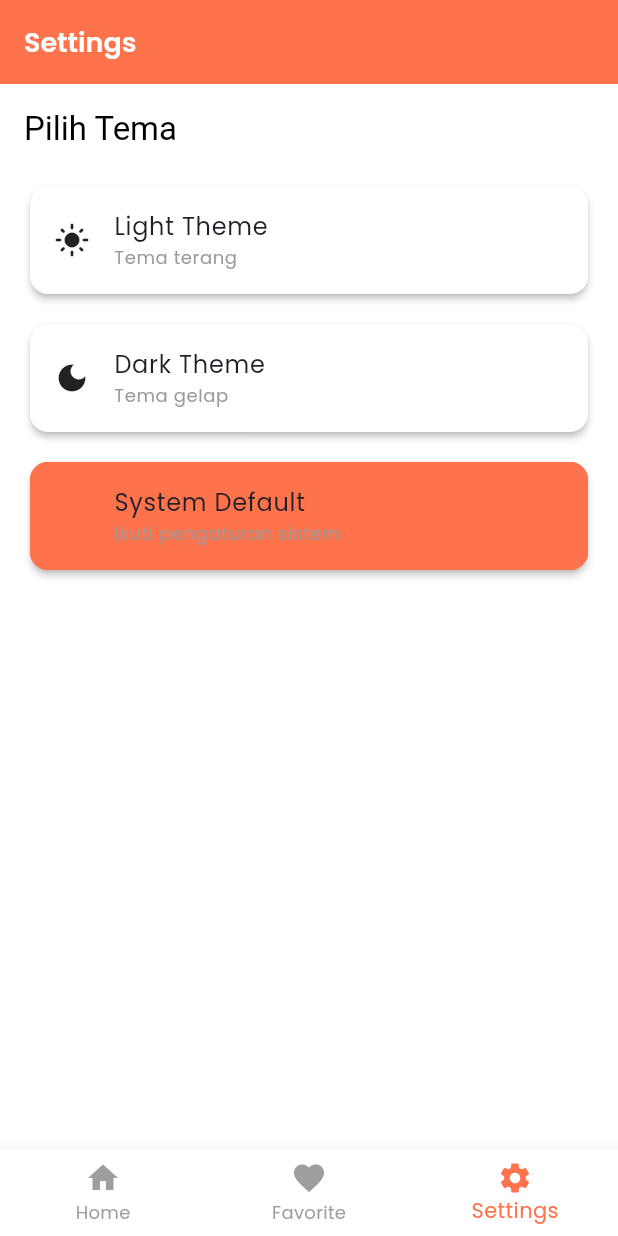
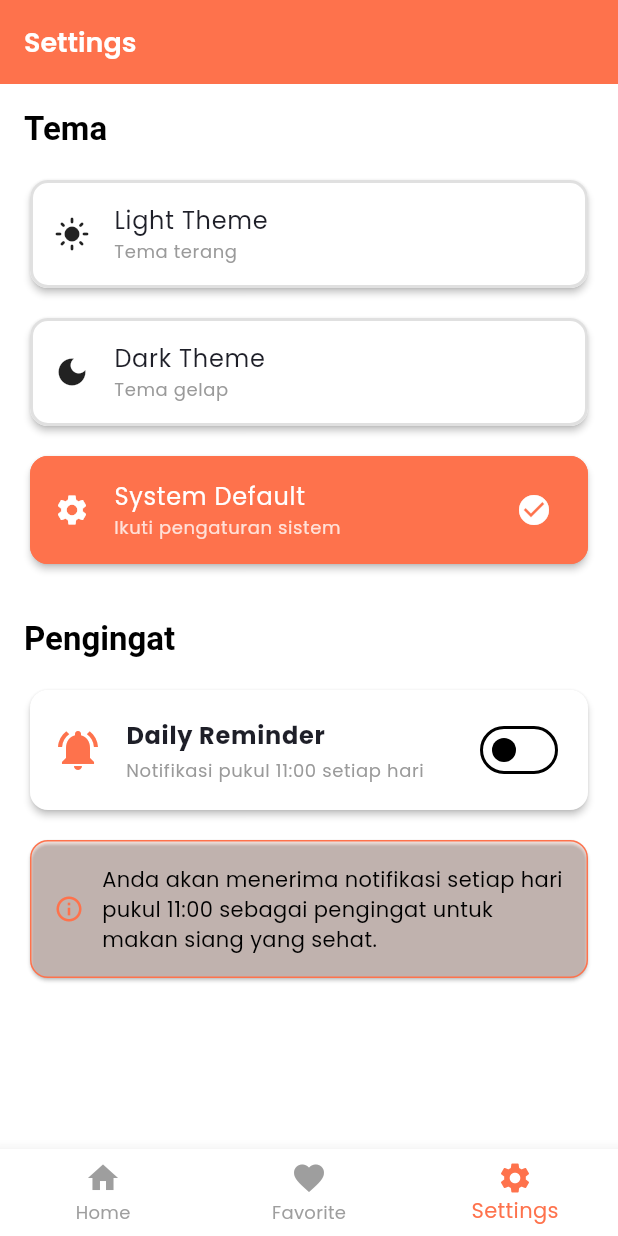
Before and after one commit to MuhammadSadiqin/RestoRadar, a Flutter app: the screen it shows after launch, item 3 of the bottom bar chosen, on a phone screen of 412 x 824 dp. Run offline on Flutter 3.47's test engine with Material 3 defaults, Android fonts, the phone set to English and light mode, and no system bars; our stand-ins replace flutter_local_notifications, flutter_timezone, google_fonts, shared_preferences, sqflite, timezone; missing offline and left inert: workmanager; accounts and stored records are empty; network calls fail.

Commit message:
add reminder fitur with notication and workmanager

```diff
--- a/lib/main.dart
+++ b/lib/main.dart
@@ -1,3 +1,5 @@
+import 'dart:ui';
+
 import 'package:flutter/material.dart';
 import 'package:provider/provider.dart';
 import 'package:resto_radar/data/api/api_services.dart';
@@ -6,15 +8,23 @@ import 'package:resto_radar/data/provider/detail/restaurant_detail_provider.dart
 import 'package:resto_radar/data/provider/favorite/local_database_provider.dart';
 import 'package:resto_radar/data/provider/home/restaurant_list_provider.dart';
 import 'package:resto_radar/data/provider/main/bottom_nav_provider.dart';
+import 'package:resto_radar/data/provider/reminder/reminder_provider.dart';
 import 'package:resto_radar/data/provider/restaurant_search_provider.dart';
 import 'package:resto_radar/data/provider/theme/theme_provider.dart';
 import 'package:resto_radar/screen/detail/detail_screen.dart';
 import 'package:resto_radar/screen/home/search_screen.dart';
 import 'package:resto_radar/screen/main/main_screen.dart';
 import 'package:resto_radar/static/navigation_route.dart';
+import 'package:resto_radar/utils/background_task.dart';
+import 'package:resto_radar/utils/local_time_config.dart';
 import 'package:resto_radar/utils/theme.dart';
+import 'package:workmanager/workmanager.dart';
 
-void main() {
+void main() async {
+  WidgetsFlutterBinding.ensureInitialized();
+  DartPluginRegistrant.ensureInitialized();
+  await configureLocalTimeZone();
+  await Workmanager().initialize(callbackDispatcher);
   runApp(const RestoRadarApp());
 }
 
@@ -25,15 +35,19 @@ class RestoRadarApp extends StatelessWidget {
   Widget build(BuildContext context) {
     return MultiProvider(
       providers: [
+        Provider<ApiService>(create: (_) => ApiService()),
+        ChangeNotifierProvider<ReminderProvider>(
+          create: (context) => ReminderProvider(context.read<ApiService>()),
+        ),
         ChangeNotifierProvider<ThemeProvider>(create: (_) => ThemeProvider()),
-        Provider<ApiService>(create: (_) => ApiService()),
         ChangeNotifierProvider<BottomNavProvider>(
           create: (_) => BottomNavProvider(),
         ),
         Provider(create: (context) => LocalDatabaseService()),
         ChangeNotifierProvider(
           create: (context) =>
-              LocalDatabaseProvider(context.read<LocalDatabaseService>()),
+              LocalDatabaseProvider(context.read<LocalDatabaseService>())
+                ..loadAllRestaurant(),
         ),
         ChangeNotifierProvider<RestaurantListProvider>(
           create: (context) =>
--- a/lib/screen/settings/setting_screen.dart
+++ b/lib/screen/settings/setting_screen.dart
@@ -1,6 +1,8 @@
 import 'package:flutter/material.dart';
 import 'package:provider/provider.dart';
+import 'package:resto_radar/data/provider/reminder/reminder_provider.dart';
 import 'package:resto_radar/data/provider/theme/theme_provider.dart';
+import 'package:resto_radar/widget/theme_option_card.dart';
 
 class SettingScreen extends StatelessWidget {
   const SettingScreen({super.key});
@@ -8,6 +10,7 @@ class SettingScreen extends StatelessWidget {
   @override
   Widget build(BuildContext context) {
     final themeProvider = context.watch<ThemeProvider>();
+    final reminderProvider = context.watch<ReminderProvider>();
 
     return Scaffold(
       appBar: AppBar(
@@ -20,11 +23,17 @@ class SettingScreen extends StatelessWidget {
         child: Column(
           crossAxisAlignment: CrossAxisAlignment.start,
           children: [
-            Text('Pilih Tema', style: Theme.of(context).textTheme.titleLarge),
-            const SizedBox(height: 20),
+            // SECTION: THEME SETTINGS
+            Text(
+              'Tema',
+              style: Theme.of(
+                context,
+              ).textTheme.titleLarge?.copyWith(fontWeight: FontWeight.bold),
+            ),
+            const SizedBox(height: 16),
 
             // Light Theme Option
-            _ThemeOptionCard(
+            ThemeOptionCard(
               title: 'Light Theme',
               subtitle: 'Tema terang',
               icon: Icons.light_mode,
@@ -35,7 +44,7 @@ class SettingScreen extends StatelessWidget {
             const SizedBox(height: 12),
 
             // Dark Theme Option
-            _ThemeOptionCard(
+            ThemeOptionCard(
               title: 'Dark Theme',
               subtitle: 'Tema gelap',
               icon: Icons.dark_mode,
@@ -46,12 +55,103 @@ class SettingScreen extends StatelessWidget {
             const SizedBox(height: 12),
 
             // System Theme Option
-            _ThemeOptionCard(
+            ThemeOptionCard(
               title: 'System Default',
               subtitle: 'Ikuti pengaturan sistem',
               icon: Icons.settings,
               isSelected: themeProvider.isSystemMode,
               onTap: () => themeProvider.setThemeMode(ThemeMode.system),
+            ),
+
+            const SizedBox(height: 32),
+
+            // SECTION: REMINDER SETTINGS
+            Text(
+              'Pengingat',
+              style: Theme.of(
+                context,
+              ).textTheme.titleLarge?.copyWith(fontWeight: FontWeight.bold),
+            ),
+            const SizedBox(height: 16),
+
+            // Reminder Toggle Card
+            Card(
+              elevation: 2,
+              shape: RoundedRectangleBorder(
+                borderRadius: BorderRadius.circular(12),
+              ),
+              child: Padding(
+                padding: const EdgeInsets.all(16),
+                child: Row(
+                  children: [
+                    Icon(
+                      Icons.notifications_active,
+                      size: 32,
+                      color: Theme.of(context).colorScheme.primary,
+                    ),
+                    const SizedBox(width: 16),
+                    Expanded(
+                      child: Column(
+                        crossAxisAlignment: CrossAxisAlignment.start,
+                        children: [
+                          Text(
+                            'Daily Reminder',
+                            style: Theme.of(context).textTheme.bodyLarge
+                                ?.copyWith(fontWeight: FontWeight.bold),
+                          ),
+                          const SizedBox(height: 4),
+                          Text(
+                            'Notifikasi pukul 11:00 setiap hari',
+                            style: Theme.of(context).textTheme.bodySmall,
+                          ),
+                        ],
+                      ),
+                    ),
+                    Switch(
+                      value: reminderProvider.isReminderEnabled,
+                      onChanged: (value) async {
+                        await reminderProvider.toggleReminder(value);
+                      },
+                      activeColor: Theme.of(context).colorScheme.primary,
+                    ),
+                  ],
+                ),
+              ),
+            ),
+
+            const SizedBox(height: 12),
+
+            // Reminder Information Card
+            Card(
+              elevation: 1,
+              color: Theme.of(context).colorScheme.primary.withOpacity(0.1),
+              shape: RoundedRectangleBorder(
+                borderRadius: BorderRadius.circular(12),
+                side: BorderSide(color: Theme.of(context).colorScheme.primary),
+              ),
+              child: Padding(
+                padding: const EdgeInsets.all(16),
+                child: Row(
+                  children: [
+                    Icon(
+                      Icons.info_outline,
+                      color: Theme.of(context).colorScheme.primary,
+                      size: 20,
+                    ),
+                    const SizedBox(width: 12),
+                    Expanded(
+                      child: Text(
+                        'Anda akan menerima notifikasi setiap hari pukul 11:00 '
+                        'sebagai pengingat untuk makan siang yang sehat.',
+                        style: TextStyle(
+                          fontSize: 14,
+                          color: Theme.of(context).colorScheme.onSurface,
+                        ),
+                      ),
+                    ),
+                  ],
+                ),
+              ),
             ),
           ],
         ),
@@ -59,55 +159,3 @@ class SettingScreen extends StatelessWidget {
     );
   }
 }
-
-class _ThemeOptionCard extends StatelessWidget {
-  final String title;
-  final String subtitle;
-  final IconData icon;
-  final bool isSelected;
-  final VoidCallback onTap;
-
-  const _ThemeOptionCard({
-    required this.title,
-    required this.subtitle,
-    required this.icon,
-    required this.isSelected,
-    required this.onTap,
-  });
-
-  @override
-  Widget build(BuildContext context) {
-    return Card(
-      elevation: 2,
-      color: isSelected
-          ? Theme.of(context).colorScheme.primary
-          : Theme.of(context).cardColor,
-      shape: RoundedRectangleBorder(
-        borderRadius: BorderRadius.circular(12),
-        side: BorderSide(
-          color: isSelected
-              ? Theme.of(context).colorScheme.primary
-              : Colors.transparent,
-          width: 2,
-        ),
-      ),
-      child: ListTile(
-        leading: Icon(
-          icon,
-          color: isSelected
-              ? Theme.of(context).colorScheme.primary
-              : Theme.of(context).iconTheme.color,
-        ),
-        title: Text(title, style: Theme.of(context).textTheme.bodyLarge),
-        subtitle: Text(subtitle, style: Theme.of(context).textTheme.bodySmall),
-        trailing: isSelected
-            ? Icon(
-                Icons.check_circle,
-                color: Theme.of(context).colorScheme.primary,
-              )
-            : null,
-        onTap: onTap,
-      ),
-    );
-  }
-}
--- /dev/null
+++ b/lib/utils/shared_preferences.dart
@@ -0,0 +1,15 @@
+import 'package:shared_preferences/shared_preferences.dart';
+
+class ReminderPreferences {
+  static const String _reminderKey = 'daily_reminder_enabled';
+
+  Future<bool> getReminder() async {
+    final prefs = await SharedPreferences.getInstance();
+    return prefs.getBool(_reminderKey) ?? false;
+  }
+
+  Future<void> setReminder(bool value) async {
+    final prefs = await SharedPreferences.getInstance();
+    await prefs.setBool(_reminderKey, value);
+  }
+}
--- /dev/null
+++ b/lib/widget/theme_option_card.dart
@@ -0,0 +1,68 @@
+import 'package:flutter/material.dart';
+
+class ThemeOptionCard extends StatelessWidget {
+  final String title;
+  final String subtitle;
+  final IconData icon;
+  final bool isSelected;
+  final VoidCallback onTap;
+
+  const ThemeOptionCard({
+    super.key,
+    required this.title,
+    required this.subtitle,
+    required this.icon,
+    required this.isSelected,
+    required this.onTap,
+  });
+
+  @override
+  Widget build(BuildContext context) {
+    return Card(
+      elevation: 2,
+      color: isSelected
+          ? Theme.of(context).colorScheme.primary
+          : Theme.of(context).cardColor,
+      shape: RoundedRectangleBorder(
+        borderRadius: BorderRadius.circular(12),
+        side: BorderSide(
+          color: isSelected
+              ? Theme.of(context).colorScheme.primary
+              : Colors.grey.shade300,
+          width: 2,
+        ),
+      ),
+      child: ListTile(
+        leading: Icon(
+          icon,
+          color: isSelected
+              ? Theme.of(context).colorScheme.onPrimary
+              : Theme.of(context).iconTheme.color,
+        ),
+        title: Text(
+          title,
+          style: Theme.of(context).textTheme.bodyLarge?.copyWith(
+            color: isSelected
+                ? Theme.of(context).colorScheme.onPrimary
+                : Theme.of(context).textTheme.bodyLarge?.color,
+          ),
+        ),
+        subtitle: Text(
+          subtitle,
+          style: Theme.of(context).textTheme.bodySmall?.copyWith(
+            color: isSelected
+                ? Theme.of(context).colorScheme.onPrimary.withAlpha(200)
+                : Theme.of(context).textTheme.bodySmall?.color,
+          ),
+        ),
+        trailing: isSelected
+            ? Icon(
+                Icons.check_circle,
+                color: Theme.of(context).colorScheme.onPrimary,
+              )
+            : null,
+        onTap: onTap,
+      ),
+    );
+  }
+}
```
Also changed, not shown: lib/data/provider/reminder/reminder_provider.dart (added, +195 -0 lines), lib/utils/background_task.dart (added, +42 -0 lines), lib/utils/local_time_config.dart (added, +9 -0 lines), pubspec.yaml (+7 -2 lines), pubspec.lock, 7 other files.
